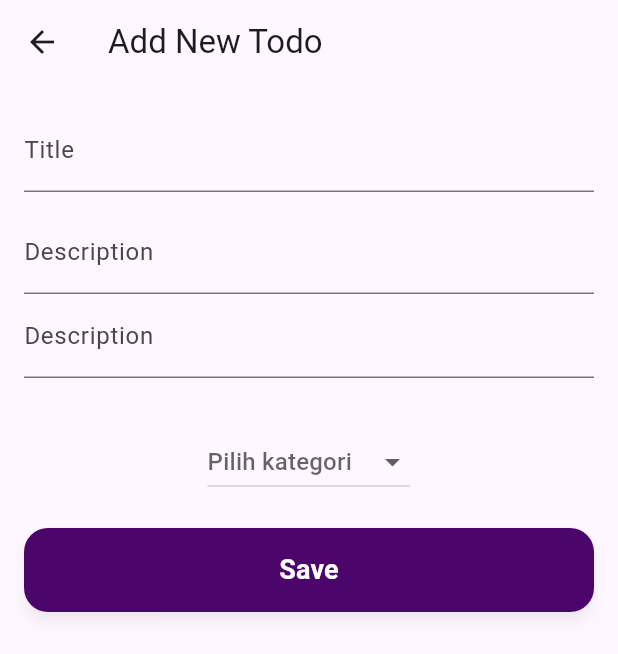
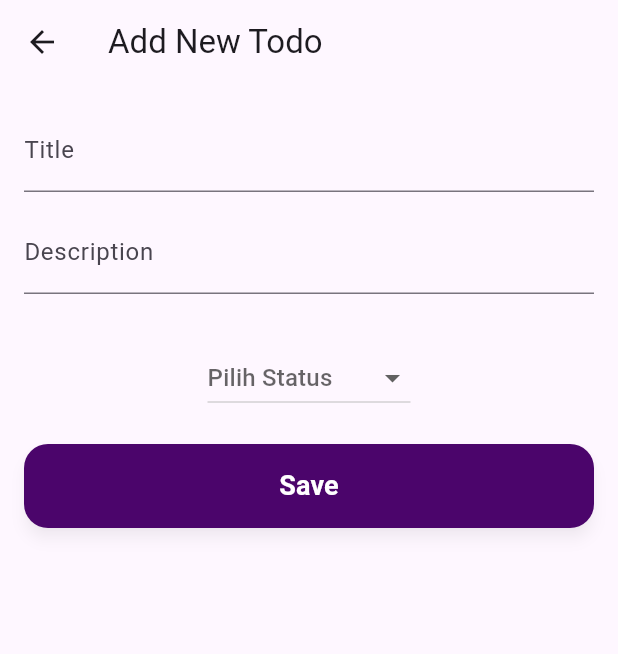
Before and after one commit to robotganteng09/ulangan_pak_aji, a Flutter app: the AddPage screen opened by its route, after a tap on "Save", on a phone screen of 412 x 824 dp. Shown: the top 654 px of the screen. Run offline on Flutter 3.47's test engine with Material 3 defaults, Android fonts, the light colour scheme and no system bars; our stand-ins replace get.

Commit message:
rev drop Down [AMF]

```diff
--- a/lib/controller/editcontroller.dart
+++ b/lib/controller/editcontroller.dart
@@ -26,6 +26,7 @@ class EditTodoController extends GetxController {
       titleController.text,
       descController.text,
       isDone.value,
+       categoryController.text,
     );
     homeController.todolist[index].category = categoryController.text;
     Get.back();
--- a/lib/controller/home_controller.dart
+++ b/lib/controller/home_controller.dart
@@ -11,6 +11,8 @@ class HomeController extends GetxController {
     String newtitle,
     String newDescription,
     bool newisDone,
+     String newCategory,
+
   ) {
     bool wasDone = todolist[index].isDone;
     todolist[index].Title = newtitle;
@@ -39,6 +41,7 @@ class HomeController extends GetxController {
         Description: description,
         category: category,
         isDone: false,
+
       ),
     );
   }
--- a/lib/controller/login_controller.dart
+++ b/lib/controller/login_controller.dart
@@ -11,7 +11,7 @@ class LoginController extends GetxController {
 
   void login() {
     if (txtUser.text == user && txtPassword.text == password) {
-      Get.toNamed(AppRoutes.Dashboard);
+      Get.offNamed(AppRoutes.Dashboard);
     } else {
       Get.snackbar("Login Gagal", "password salaah");
     }
--- a/lib/main.dart
+++ b/lib/main.dart
@@ -15,7 +15,7 @@ class MainApp extends StatelessWidget {
   Widget build(BuildContext context) {
     return GetMaterialApp(
       initialBinding: mainBinding(),
-      initialRoute: AppRoutes.Dashboard,
+      initialRoute: AppRoutes.Loginpage,
       getPages: AppPage.pages,
     );
   }
--- a/lib/pages/addTodoPage.dart
+++ b/lib/pages/addTodoPage.dart
@@ -41,10 +41,7 @@ class _AddPageState extends State<AddPage> {
               controller: descController,
               decoration: const InputDecoration(labelText: "Description"),
             ),
-            TextField(
-              controller: categoryController,
-              decoration: const InputDecoration(labelText: "Description"),
-            ),
+
             const SizedBox(height: 12),
 
             const SizedBox(height: 20),
@@ -53,7 +50,7 @@ class _AddPageState extends State<AddPage> {
                 value: dropdown.selectedValue.value.isEmpty
                     ? null
                     : dropdown.selectedValue.value,
-                hint: const Text('Pilih kategori'),
+                hint: const Text('Pilih Status'),
                 items: dropdown.pilihan
                     .map(
                       (item) =>
@@ -77,7 +74,8 @@ class _AddPageState extends State<AddPage> {
                 homeController.addList(
                   titleController.text,
                   descController.text,
-                  categoryController.text,
+
+                  selectedValue ?? "",
                 );
                 Get.back();
               },
--- a/lib/pages/editTodoPage.dart
+++ b/lib/pages/editTodoPage.dart
@@ -1,14 +1,13 @@
 import 'package:flutter/material.dart';
 import 'package:get/get.dart';
 import 'package:ulangan_pak_aji/controller/drop_down_controller.dart';
+import 'package:ulangan_pak_aji/controller/home_controller.dart';
 import 'package:ulangan_pak_aji/widgets/textfieldReuse.dart';
 import 'package:ulangan_pak_aji/widgets/buttonReusable.dart';
 import 'package:ulangan_pak_aji/controller/editController.dart';
 
 class EditTodoPage extends StatefulWidget {
-
   const EditTodoPage({super.key});
-
 
   @override
   State<EditTodoPage> createState() => _EditTodoPageState();
@@ -18,12 +17,12 @@ class _EditTodoPageState extends State<EditTodoPage> {
   String? selectedValue;
   @override
   Widget build(BuildContext context) {
-
     final args = Get.arguments as Map<String, dynamic>;
     final int index = args['index'];
     final dynamic todo = args['todo'];
 
     final editController = Get.put(EditTodoController());
+    final homeC = Get.find<HomeController>();
     final dropdownc = Get.find<DropDownController>();
     editController.setTodo(index, todo);
 
@@ -43,11 +42,7 @@ class _EditTodoPageState extends State<EditTodoPage> {
               controller: editController.descController,
               isNUmber: false,
             ),
-            ReuseTextField(
-              label: "Category",
-              controller: editController.categoryController,
-              isNUmber: false,
-            ),
+
             const SizedBox(height: 16),
             Row(
               children: [
@@ -72,7 +67,7 @@ class _EditTodoPageState extends State<EditTodoPage> {
                     value: dropdownc.selectedValue.value.isEmpty
                         ? null
                         : dropdownc.selectedValue.value,
-                    hint: const Text('Pilih kategori'),
+                    hint: const Text('Pilih Status'),
                     items: dropdownc.pilihan
                         .map(
                           (item) =>
@@ -82,9 +77,10 @@ class _EditTodoPageState extends State<EditTodoPage> {
                     onChanged: (value) {
                       if (value != null) {
                         setState(() {
-                          selectedValue= value;
+                          selectedValue = value;
                         });
                         dropdownc.setSelected(value);
+                        homeC.updateCategory(index, value);
                       }
                     },
                   ),
```
Also changed, not shown: lib/pages/homePage.dart (+2 -25 lines).
